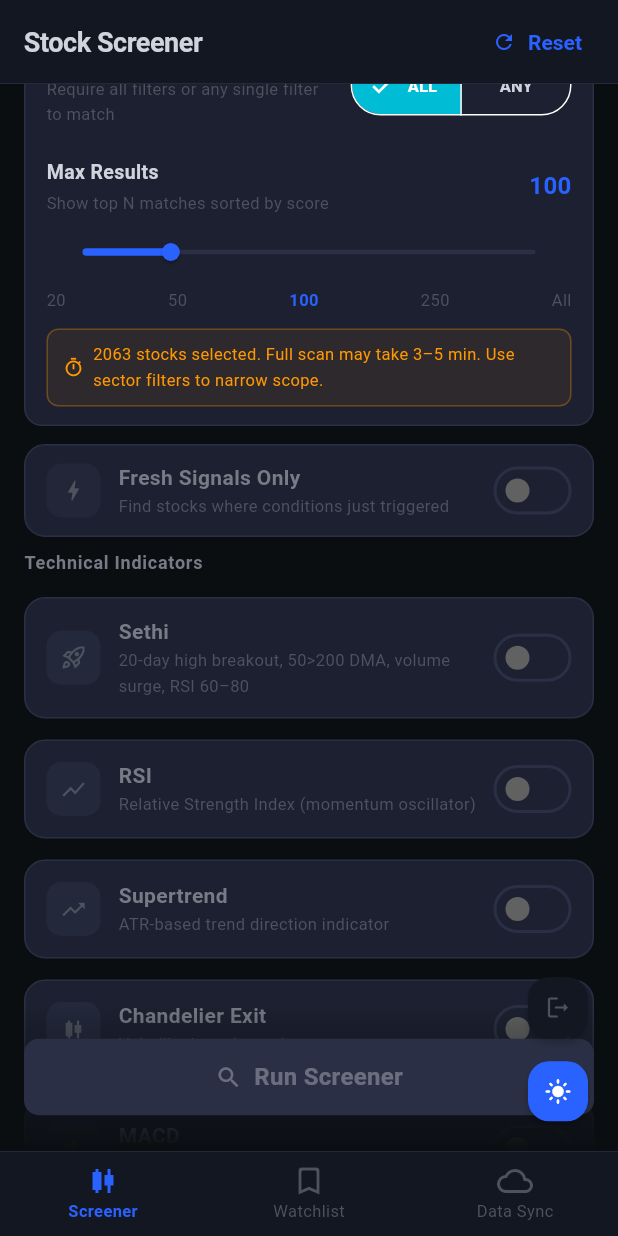
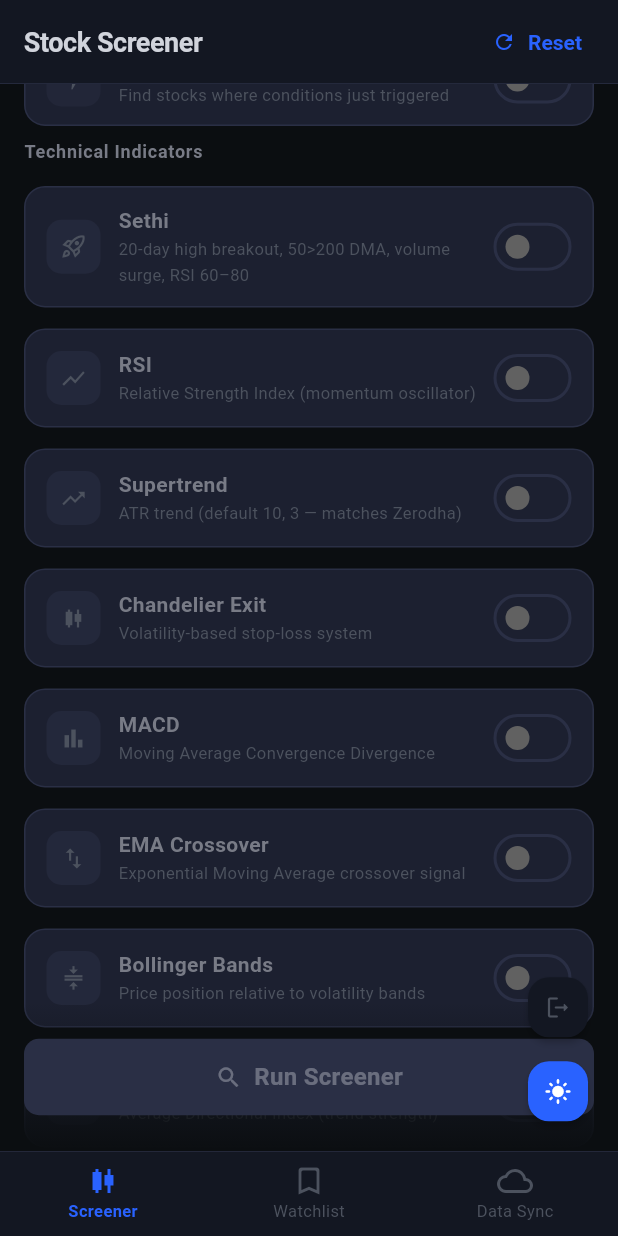
Before and after one commit to ketanparikh/stockX, a Flutter app: the screen it shows once a user with an empty profile is signed in, scrolled down 576 dp, after a tap on "Reset", on a phone screen of 412 x 824 dp. Run offline on Flutter 3.47's test engine with Material 3 defaults, Android fonts, the phone set to English and light mode, and no system bars; our stand-ins replace dio, fl_chart, flutter_riverpod, go_router, shared_preferences, supabase_flutter; accounts and stored records are empty.

Commit message:
Fix Supertrend defaults to match Zerodha and tidy screener UI.
Use ATR period 10 with TradingView flip logic so trend dates align with Zerodha, and collapse the sector filter while removing the duplicate Sethi quick card.

Co-authored-by: Cursor <cursoragent@cursor.com>

```diff
--- a/lib/screens/screener_screen.dart
+++ b/lib/screens/screener_screen.dart
@@ -16,6 +16,8 @@ class ScreenerScreen extends ConsumerStatefulWidget {
 }
 
 class _ScreenerScreenState extends ConsumerState<ScreenerScreen> {
+  bool _sectorFilterEnabled = false;
+
   @override
   Widget build(BuildContext context) {
     final filter = ref.watch(screenerFilterProvider);
@@ -28,6 +30,7 @@ class _ScreenerScreenState extends ConsumerState<ScreenerScreen> {
           TextButton.icon(
             onPressed: () {
               ref.read(screenerFilterProvider.notifier).reset();
+              setState(() => _sectorFilterEnabled = false);
             },
             icon: Icon(Icons.refresh, size: 16),
             label: Text('Reset'),
@@ -41,12 +44,6 @@ class _ScreenerScreenState extends ConsumerState<ScreenerScreen> {
             slivers: [
               SliverPadding(
                 padding: const EdgeInsets.fromLTRB(16, 16, 16, 0),
-                sliver: SliverToBoxAdapter(
-                  child: _buildSethiQuickCard(filter),
-                ),
-              ),
-              SliverPadding(
-                padding: const EdgeInsets.fromLTRB(16, 12, 16, 0),
                 sliver: SliverToBoxAdapter(
                   child: _buildMarketSection(filter),
                 ),
@@ -154,88 +151,6 @@ class _ScreenerScreenState extends ConsumerState<ScreenerScreen> {
     );
   }
 
-  /// Always-visible Sethi entry on mobile (first card on Screener tab).
-  Widget _buildSethiQuickCard(ScreenerFilter filter) {
-    final c = context.appColors;
-    final scheme = Theme.of(context).colorScheme;
-    final on = filter.useSethi;
-
-    return Container(
-      padding: const EdgeInsets.fromLTRB(14, 12, 10, 12),
-      decoration: BoxDecoration(
-        gradient: LinearGradient(
-          colors: on
-              ? [AppColors.accent.withValues(alpha: 0.18), c.card]
-              : [c.surfaceVariant, c.card],
-        ),
-        borderRadius: BorderRadius.circular(14),
-        border: Border.all(
-          color: on ? AppColors.accent.withValues(alpha: 0.55) : c.border,
-          width: on ? 1.5 : 1,
-        ),
-      ),
-      child: Row(
-        children: [
-          Container(
-            width: 40,
-            height: 40,
-            decoration: BoxDecoration(
-              color: AppColors.accent.withValues(alpha: 0.15),
-              borderRadius: BorderRadius.circular(10),
-            ),
-            child: const Icon(Icons.rocket_launch_outlined, color: AppColors.accent, size: 22),
-          ),
-          const SizedBox(width: 12),
-          Expanded(
-            child: Column(
-              crossAxisAlignment: CrossAxisAlignment.start,
-              children: [
-                Row(
-                  children: [
-                    Text(
-                      'Sethi Strategy',
-                      style: TextStyle(
-                        color: c.textPrimary,
-                        fontSize: 15,
-                        fontWeight: FontWeight.w700,
-                      ),
-                    ),
-                    const SizedBox(width: 8),
-                    Container(
-                      padding: const EdgeInsets.symmetric(horizontal: 6, vertical: 2),
-                      decoration: BoxDecoration(
-                        color: AppColors.accent.withValues(alpha: 0.2),
-                        borderRadius: BorderRadius.circular(4),
-                      ),
-                      child: const Text(
-                        'NEW',
-                        style: TextStyle(
-                          color: AppColors.accent,
-                          fontSize: 9,
-                          fontWeight: FontWeight.w800,
-                        ),
-                      ),
-                    ),
-                  ],
-                ),
-                const SizedBox(height: 2),
-                Text(
-                  '20D breakout + trend + volume + RSI',
-                  style: TextStyle(color: c.textMuted, fontSize: 11),
-                ),
-              ],
-            ),
-          ),
-          Switch(
-            value: on,
-            activeColor: scheme.primary,
-            onChanged: (v) => ref.read(screenerFilterProvider.notifier).toggleSethi(v),
-          ),
-        ],
-      ),
-    );
-  }
-
   Widget _buildMarketSection(ScreenerFilter filter) {
     const markets = ['NSE', 'BSE', 'US'];
     return Column(
@@ -335,90 +250,224 @@ class _ScreenerScreenState extends ConsumerState<ScreenerScreen> {
   }
 
   Widget _buildSectorSection(ScreenerFilter filter) {
-    // Get sectors relevant to selected markets
+    final c = context.appColors;
+    final scheme = Theme.of(context).colorScheme;
+    final active = _sectorFilterEnabled;
+
     final availableStocks = StockUniverse.getAll().where(
       (s) => filter.markets.contains(s.market),
     );
     final sectors = availableStocks.map((s) => s.sector).toSet().toList()..sort();
 
-    return Column(
+    return AnimatedContainer(
+      duration: const Duration(milliseconds: 200),
+      decoration: BoxDecoration(
+        color: active ? c.card : c.surfaceVariant,
+        borderRadius: BorderRadius.circular(14),
+        border: Border.all(
+          color: active ? scheme.primary.withValues(alpha: 0.4) : c.border,
+          width: active ? 1.5 : 1,
+        ),
+      ),
+      child: Column(
         crossAxisAlignment: CrossAxisAlignment.start,
         children: [
-        _buildSectionHeader('SECTOR (optional)'),
-        const SizedBox(height: 6),
-        Wrap(
+          Padding(
+            padding: const EdgeInsets.fromLTRB(14, 10, 10, 10),
+            child: Row(
+              children: [
+                Container(
+                  width: 36,
+                  height: 36,
+                  decoration: BoxDecoration(
+                    color: active
+                        ? scheme.primary.withValues(alpha: 0.15)
+                        : c.border.withValues(alpha: 0.4),
+                    borderRadius: BorderRadius.circular(10),
+                  ),
+                  child: Icon(
+                    Icons.category_outlined,
+                    size: 18,
+                    color: active ? scheme.primary : c.textMuted,
+                  ),
+                ),
+                const SizedBox(width: 12),
+                Expanded(
+                  child: Column(
+                    crossAxisAlignment: CrossAxisAlignment.start,
+                    children: [
+                      Text(
+                        'Sector filter',
+                        style: TextStyle(
+                          color: active ? c.textPrimary : c.textSecondary,
+                          fontSize: 14,
+                          fontWeight: FontWeight.w600,
+                        ),
+                      ),
+                      Text(
+                        active
+                            ? filter.sectors.isEmpty
+                                ? 'Pick one or more sectors'
+                                : '${filter.sectors.length} sector${filter.sectors.length == 1 ? '' : 's'} selected'
+                            : 'Optional — narrow by sector',
+                        style: TextStyle(color: c.textMuted, fontSize: 11),
+                      ),
+                    ],
+                  ),
+                ),
+                Switch(
+                  value: active,
+                  onChanged: (v) {
+                    setState(() {
+                      _sectorFilterEnabled = v;
+                      if (!v) {
+                        ref.read(screenerFilterProvider.notifier).updateSectors({});
+                      }
+                    });
+                  },
+                  activeColor: scheme.primary,
+                  materialTapTargetSize: MaterialTapTargetSize.shrinkWrap,
+                ),
+              ],
+            ),
+          ),
+          if (active) ...[
+            Divider(height: 1, color: c.divider),
+            Padding(
+              padding: const EdgeInsets.fromLTRB(14, 10, 14, 14),
+              child: Wrap(
                 spacing: 6,
                 runSpacing: 6,
                 children: [
-            GestureDetector(
-              onTap: () {
-                ref.read(screenerFilterProvider.notifier).updateSectors({});
-              },
-              child: AnimatedContainer(
-                duration: const Duration(milliseconds: 150),
-                padding:
-                    const EdgeInsets.symmetric(horizontal: 12, vertical: 6),
-                decoration: BoxDecoration(
-                  color: filter.sectors.isEmpty
-                      ? AppColors.primary.withOpacity(0.15)
-                      : context.appColors.surfaceVariant,
-                  borderRadius: BorderRadius.circular(8),
-                  border: Border.all(
-                    color: filter.sectors.isEmpty
-                        ? AppColors.primary
-                        : context.appColors.border,
-                  ),
-                ),
-                child: Text(
-                  'All',
-                  style: TextStyle(
-                    color: filter.sectors.isEmpty
-                        ? AppColors.primaryLight
-                        : context.appColors.textMuted,
-                    fontSize: 12,
-                    fontWeight: filter.sectors.isEmpty
-                        ? FontWeight.w600
-                        : FontWeight.w400,
-                  ),
-                ),
-              ),
-            ),
-            ...sectors.map((sector) {
-              final selected = filter.sectors.contains(sector);
+                  ...filter.sectors.map((sector) {
                     return GestureDetector(
                       onTap: () {
                         ref.read(screenerFilterProvider.notifier).toggleSector(sector);
                       },
                       child: AnimatedContainer(
                         duration: const Duration(milliseconds: 150),
-                  padding:
-                      const EdgeInsets.symmetric(horizontal: 12, vertical: 6),
+                        padding: const EdgeInsets.symmetric(
+                          horizontal: 12,
+                          vertical: 6,
+                        ),
                         decoration: BoxDecoration(
-                    color: selected
-                        ? AppColors.primary.withOpacity(0.15)
-                        : context.appColors.surfaceVariant,
+                          color: AppColors.primary.withOpacity(0.15),
                           borderRadius: BorderRadius.circular(8),
-                    border: Border.all(
-                      color: selected ? AppColors.primary : context.appColors.border,
+                          border: Border.all(color: AppColors.primary),
+                        ),
+                        child: Row(
+                          mainAxisSize: MainAxisSize.min,
+                          children: [
+                            Text(
+                              sector,
+                              style: TextStyle(
+                                color: AppColors.primaryLight,
+                                fontSize: 12,
+                                fontWeight: FontWeight.w600,
                               ),
                             ),
-                  child: Text(
-                    sector,
-                    style: TextStyle(
-                      color: selected
-                          ? AppColors.primaryLight
-                          : context.appColors.textMuted,
-                      fontSize: 12,
-                      fontWeight:
-                          selected ? FontWeight.w600 : FontWeight.w400,
-                    ),
+                            const SizedBox(width: 4),
+                            Icon(Icons.close, size: 14, color: AppColors.primaryLight),
+                          ],
                         ),
                       ),
                     );
                   }),
+                  GestureDetector(
+                    onTap: () => _showSectorPicker(filter, sectors),
+                    child: AnimatedContainer(
+                      duration: const Duration(milliseconds: 150),
+                      padding: const EdgeInsets.symmetric(
+                        horizontal: 12,
+                        vertical: 6,
+                      ),
+                      decoration: BoxDecoration(
+                        color: c.surfaceVariant,
+                        borderRadius: BorderRadius.circular(8),
+                        border: Border.all(color: c.border),
+                      ),
+                      child: Row(
+                        mainAxisSize: MainAxisSize.min,
+                        children: [
+                          Icon(Icons.add, size: 14, color: scheme.primary),
+                          const SizedBox(width: 4),
+                          Text(
+                            'Add sector',
+                            style: TextStyle(
+                              color: scheme.primary,
+                              fontSize: 12,
+                              fontWeight: FontWeight.w600,
+                            ),
+                          ),
                         ],
                       ),
+                    ),
+                  ),
                 ],
+              ),
+            ),
+          ],
+        ],
+      ),
+    );
+  }
+
+  void _showSectorPicker(ScreenerFilter filter, List<String> sectors) {
+    final c = context.appColors;
+    final scheme = Theme.of(context).colorScheme;
+    final unselected = sectors.where((s) => !filter.sectors.contains(s)).toList();
+
+    showModalBottomSheet<void>(
+      context: context,
+      showDragHandle: true,
+      builder: (ctx) {
+        return SafeArea(
+          child: Column(
+            mainAxisSize: MainAxisSize.min,
+            crossAxisAlignment: CrossAxisAlignment.stretch,
+            children: [
+              Padding(
+                padding: const EdgeInsets.fromLTRB(16, 0, 16, 8),
+                child: Text(
+                  'Select sector',
+                  style: TextStyle(
+                    color: c.textPrimary,
+                    fontSize: 16,
+                    fontWeight: FontWeight.w700,
+                  ),
+                ),
+              ),
+              if (unselected.isEmpty)
+                Padding(
+                  padding: const EdgeInsets.all(24),
+                  child: Text(
+                    'All sectors for the selected market(s) are already added.',
+                    textAlign: TextAlign.center,
+                    style: TextStyle(color: c.textMuted, fontSize: 13),
+                  ),
+                )
+              else
+                Flexible(
+                  child: ListView.builder(
+                    shrinkWrap: true,
+                    itemCount: unselected.length,
+                    itemBuilder: (_, i) {
+                      final sector = unselected[i];
+                      return ListTile(
+                        title: Text(sector),
+                        trailing: Icon(Icons.add, color: scheme.primary),
+                        onTap: () {
+                          ref.read(screenerFilterProvider.notifier).toggleSector(sector);
+                          Navigator.pop(ctx);
+                        },
+                      );
+                    },
+                  ),
+                ),
+            ],
+          ),
+        );
+      },
     );
   }
 
@@ -1027,7 +1076,7 @@ class _ScreenerScreenState extends ConsumerState<ScreenerScreen> {
     return FilterSection(
       title: 'Supertrend',
       icon: Icons.trending_up,
-      description: 'ATR-based trend direction indicator',
+      description: 'ATR trend (default 10, 3 — matches Zerodha)',
       enabled: filter.useSupertrend,
       onToggle: (v) =>
           ref.read(screenerFilterProvider.notifier).toggleSupertrend(v),
--- a/lib/utils/constants.dart
+++ b/lib/utils/constants.dart
@@ -11,7 +11,8 @@ class AppConstants {
   static const int defaultMacdFastPeriod = 12;
   static const int defaultMacdSlowPeriod = 26;
   static const int defaultMacdSignalPeriod = 9;
-  static const int defaultSupertrendPeriod = 22;
+  // Zerodha / TradingView SuperTrend default is ATR 10, factor 3.
+  static const int defaultSupertrendPeriod = 10;
   static const double defaultSupertrendMultiplier = 3.0;
   static const int defaultChandelierPeriod = 22;
   static const double defaultChandelierMultiplier = 3.0;
```
Also changed, not shown: lib/indicators/supertrend_indicator.dart (+5 -4 lines). Lines whose indentation alone changed are shown as unchanged.
